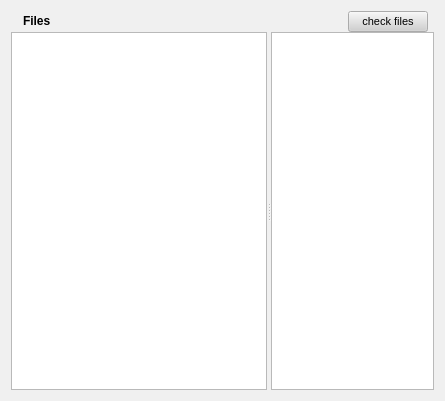
Qt form retroshare-gui/src/gui/SharedFilesDialog.ui (RetroShare/RetroShare) before a commit.
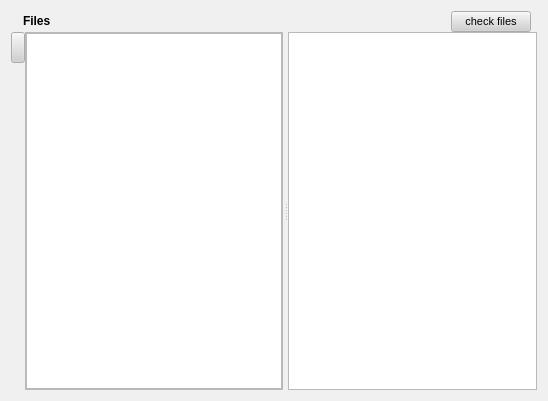
The same form after that commit. Icons and pictures are not drawn.

Commit message: added QFrame for can hide Lokal Directories -fixed not streach last section, stretch root.

The edit to the form file:
```diff
--- a/retroshare-gui/src/gui/SharedFilesDialog.ui
+++ b/retroshare-gui/src/gui/SharedFilesDialog.ui
@@ -5,7 +5,7 @@
    <rect>
     <x>0</x>
     <y>0</y>
-    <width>445</width>
+    <width>548</width>
     <height>401</height>
    </rect>
   </property>
@@ -498,16 +498,11 @@
   <property name="contextMenuPolicy" >
    <enum>Qt::NoContextMenu</enum>
   </property>
-  <layout class="QGridLayout" >
-   <property name="spacing" >
-    <number>1</number>
-   </property>
-   <item row="0" column="0" >
-    <layout class="QVBoxLayout" >
+  <layout class="QGridLayout" name="gridLayout_2" >
      <property name="spacing" >
       <number>0</number>
      </property>
-     <item>
+   <item row="0" column="0" colspan="2" >
       <layout class="QHBoxLayout" >
        <item>
         <layout class="QGridLayout" >
@@ -568,17 +563,74 @@
        </item>
       </layout>
      </item>
-     <item>
+   <item row="1" column="0" >
+    <layout class="QGridLayout" name="_2" >
+     <item row="0" column="0" >
+      <widget class="QPushButton" name="frameButton" >
+       <property name="minimumSize" >
+        <size>
+         <width>14</width>
+         <height>31</height>
+        </size>
+       </property>
+       <property name="maximumSize" >
+        <size>
+         <width>14</width>
+         <height>31</height>
+        </size>
+       </property>
+       <property name="text" >
+        <string/>
+       </property>
+       <property name="iconSize" >
+        <size>
+         <width>16</width>
+         <height>31</height>
+        </size>
+       </property>
+       <property name="checkable" >
+        <bool>true</bool>
+       </property>
+      </widget>
+     </item>
+     <item row="1" column="0" >
+      <spacer>
+       <property name="orientation" >
+        <enum>Qt::Vertical</enum>
+       </property>
+       <property name="sizeHint" stdset="0" >
+        <size>
+         <width>14</width>
+         <height>321</height>
+        </size>
+       </property>
+      </spacer>
+     </item>
+    </layout>
+   </item>
+   <item row="1" column="1" >
       <widget class="QSplitter" name="splitter" >
-       <property name="sizePolicy" >
-        <sizepolicy vsizetype="Expanding" hsizetype="Expanding" >
-         <horstretch>0</horstretch>
-         <verstretch>0</verstretch>
-        </sizepolicy>
-       </property>
        <property name="orientation" >
         <enum>Qt::Horizontal</enum>
        </property>
+     <property name="handleWidth" >
+      <number>5</number>
+     </property>
+     <widget class="QFrame" name="frame" >
+      <property name="frameShape" >
+       <enum>QFrame::StyledPanel</enum>
+      </property>
+      <property name="frameShadow" >
+       <enum>QFrame::Raised</enum>
+      </property>
+      <layout class="QGridLayout" name="gridLayout" >
+       <property name="margin" >
+        <number>0</number>
+       </property>
+       <property name="spacing" >
+        <number>0</number>
+       </property>
+       <item row="0" column="0" >
        <widget class="QTreeView" name="localDirTreeView" >
         <property name="sizePolicy" >
          <sizepolicy vsizetype="Expanding" hsizetype="Expanding" >
@@ -608,6 +660,9 @@
          <bool>true</bool>
         </property>
        </widget>
+       </item>
+      </layout>
+     </widget>
        <widget class="QTreeView" name="remoteDirTreeView" >
         <property name="sizePolicy" >
          <sizepolicy vsizetype="Expanding" hsizetype="Expanding" >
@@ -632,8 +687,6 @@
         </property>
        </widget>
       </widget>
-     </item>
-    </layout>
    </item>
   </layout>
  </widget>
```
Lines whose indentation alone changed are shown as unchanged. The commit also changes 2 other files.
